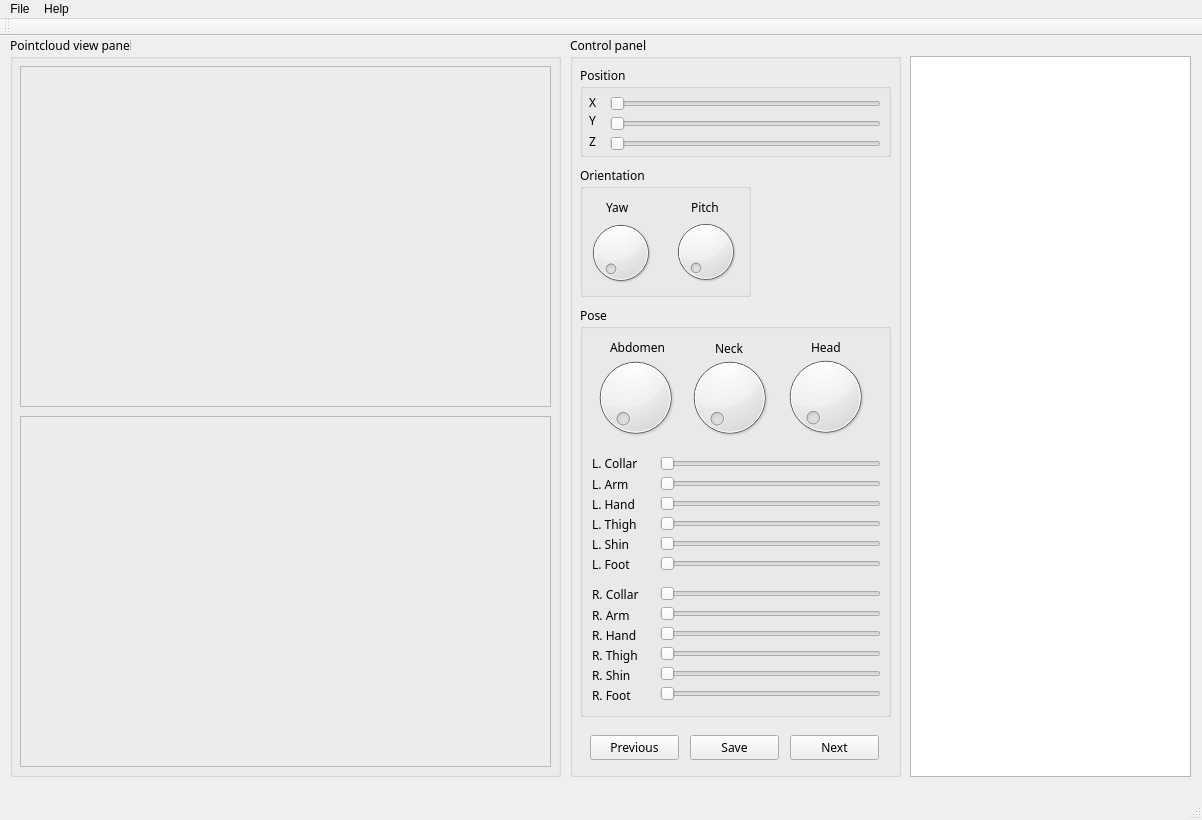
First picture: the form in mainwindow.ui, repository krg-nandu/pose-annotator, before the edit.
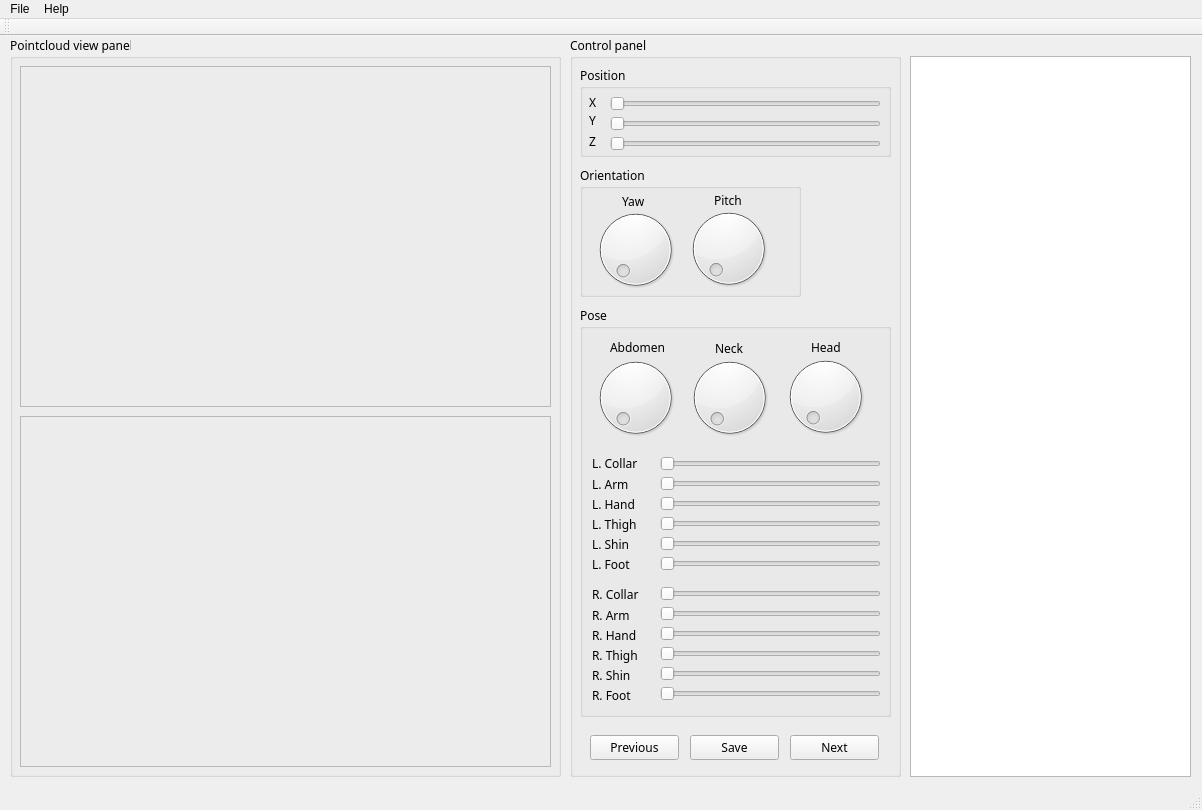
Second picture: the form after the edit.

Diff of the .ui file:
```diff
--- a/mainwindow.ui
+++ b/mainwindow.ui
@@ -7,7 +7,7 @@
     <x>0</x>
     <y>0</y>
     <width>1202</width>
-    <height>820</height>
+    <height>810</height>
    </rect>
   </property>
   <property name="windowTitle">
@@ -182,7 +182,7 @@
       <rect>
        <x>10</x>
        <y>130</y>
-       <width>171</width>
+       <width>221</width>
        <height>131</height>
       </rect>
      </property>
@@ -198,27 +198,27 @@
       <property name="geometry">
        <rect>
         <x>0</x>
-        <y>51</y>
-        <width>81</width>
-        <height>71</height>
+        <y>38</y>
+        <width>111</width>
+        <height>91</height>
        </rect>
       </property>
      </widget>
      <widget class="QDial" name="pitch">
       <property name="geometry">
        <rect>
-        <x>90</x>
-        <y>50</y>
-        <width>71</width>
-        <height>71</height>
+        <x>103</x>
+        <y>37</y>
+        <width>91</width>
+        <height>91</height>
        </rect>
       </property>
      </widget>
      <widget class="QLabel" name="yaw_label">
       <property name="geometry">
        <rect>
-        <x>26</x>
-        <y>33</y>
+        <x>42</x>
+        <y>27</y>
         <width>31</width>
         <height>17</height>
        </rect>
@@ -235,8 +235,8 @@
      <widget class="QLabel" name="pitch_label">
       <property name="geometry">
        <rect>
-        <x>111</x>
-        <y>33</y>
+        <x>134</x>
+        <y>26</y>
         <width>41</width>
         <height>17</height>
        </rect>
```
